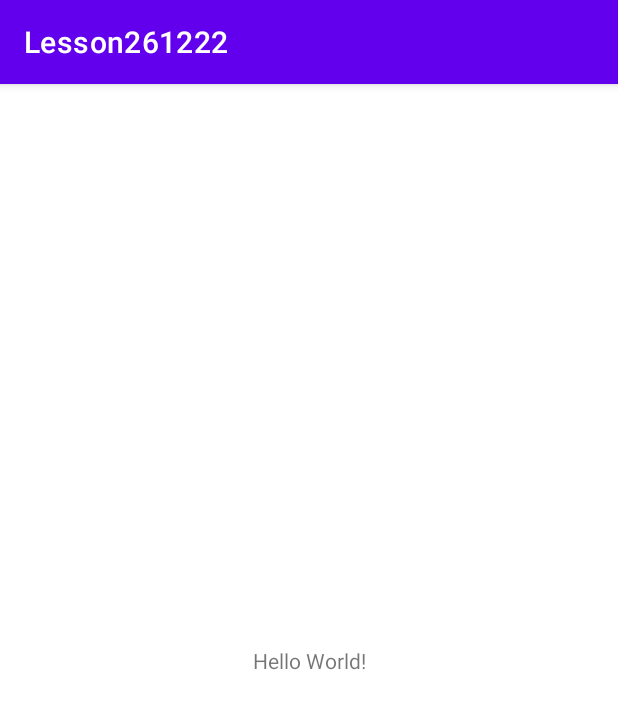
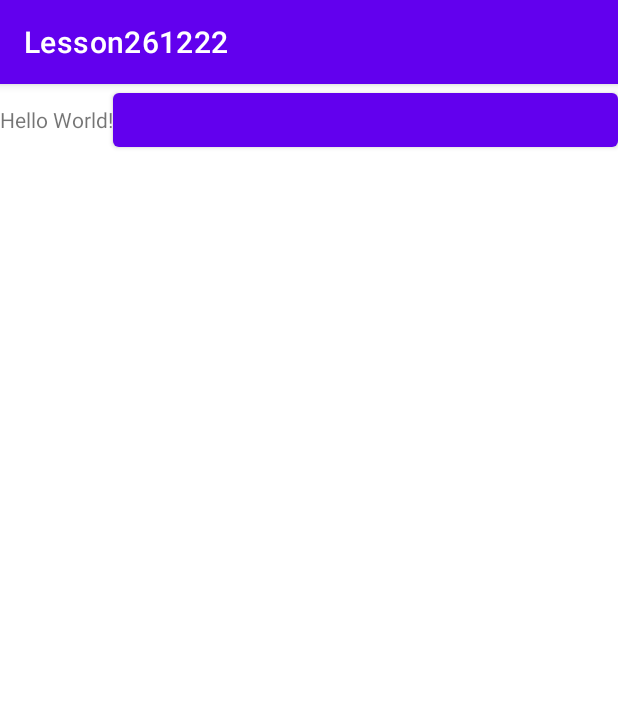
Before and after one commit to IEGrigorev/Sranyi_project, an Android app: the screen it shows after launch (MainActivity), on a phone screen of 412 x 824 dp. Shown: the top 709 px of the screen. Run offline under Robolectric (Android 15) with nearby library versions, the phone set to English and light mode, and no system bars.

```diff
--- a/app/src/main/res/layout/activity_main.xml
+++ b/app/src/main/res/layout/activity_main.xml
@@ -1,5 +1,5 @@
 <?xml version="1.0" encoding="utf-8"?>
-<androidx.constraintlayout.widget.ConstraintLayout xmlns:android="http://schemas.android.com/apk/res/android"
+<LinearLayout xmlns:android="http://schemas.android.com/apk/res/android"
     xmlns:app="http://schemas.android.com/apk/res-auto"
     xmlns:tools="http://schemas.android.com/tools"
     android:layout_width="match_parent"
@@ -15,4 +15,7 @@
         app:layout_constraintStart_toStartOf="parent"
         app:layout_constraintTop_toTopOf="parent" />
 
-</androidx.constraintlayout.widget.ConstraintLayout>
+    <Button
+        android:layout_width="match_parent"
+        android:layout_height="wrap_content"/>
+</LinearLayout>
```
